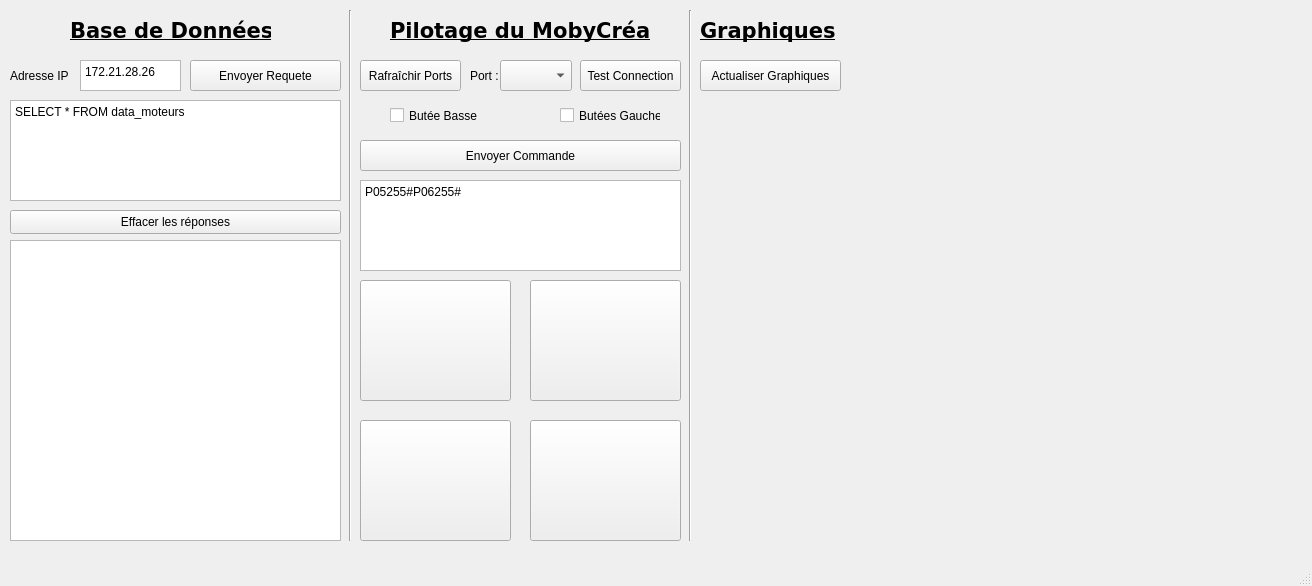
Before: the Qt Designer form MobyCreaApp/mainwindow.ui in kayakdemer63/Projet_MobyCrea, drawn with Qt 5.
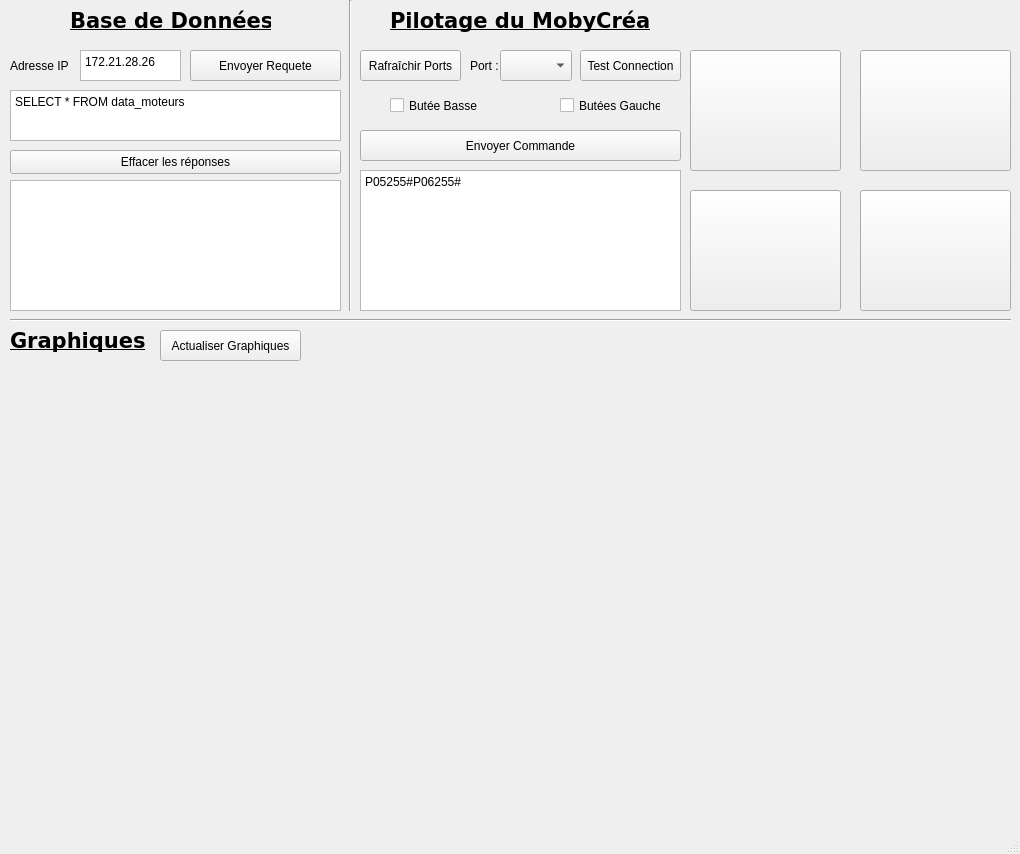
After: the same form once the commit is applied. Icons and pictures are not drawn.

What changed in the file:
```diff
--- a/MobyCreaApp/mainwindow.ui
+++ b/MobyCreaApp/mainwindow.ui
@@ -6,8 +6,8 @@
    <rect>
     <x>0</x>
     <y>0</y>
-    <width>1312</width>
-    <height>586</height>
+    <width>1020</width>
+    <height>854</height>
    </rect>
   </property>
   <property name="windowTitle">
@@ -18,7 +18,7 @@
     <property name="geometry">
      <rect>
       <x>190</x>
-      <y>60</y>
+      <y>50</y>
       <width>151</width>
       <height>31</height>
      </rect>
@@ -31,9 +31,9 @@
     <property name="geometry">
      <rect>
       <x>10</x>
-      <y>100</y>
+      <y>90</y>
       <width>331</width>
-      <height>101</height>
+      <height>51</height>
      </rect>
     </property>
     <property name="plainText">
@@ -44,7 +44,7 @@
     <property name="geometry">
      <rect>
       <x>80</x>
-      <y>60</y>
+      <y>50</y>
       <width>101</width>
       <height>31</height>
      </rect>
@@ -57,7 +57,7 @@
     <property name="geometry">
      <rect>
       <x>10</x>
-      <y>60</y>
+      <y>50</y>
       <width>61</width>
       <height>31</height>
      </rect>
@@ -70,7 +70,7 @@
     <property name="geometry">
      <rect>
       <x>580</x>
-      <y>60</y>
+      <y>50</y>
       <width>101</width>
       <height>31</height>
      </rect>
@@ -83,7 +83,7 @@
     <property name="geometry">
      <rect>
       <x>470</x>
-      <y>60</y>
+      <y>50</y>
       <width>31</width>
       <height>31</height>
      </rect>
@@ -96,9 +96,9 @@
     <property name="geometry">
      <rect>
       <x>360</x>
-      <y>180</y>
+      <y>170</y>
       <width>321</width>
-      <height>91</height>
+      <height>141</height>
      </rect>
     </property>
     <property name="plainText">
@@ -109,7 +109,7 @@
     <property name="geometry">
      <rect>
       <x>360</x>
-      <y>140</y>
+      <y>130</y>
       <width>321</width>
       <height>31</height>
      </rect>
@@ -122,7 +122,7 @@
     <property name="geometry">
      <rect>
       <x>500</x>
-      <y>60</y>
+      <y>50</y>
       <width>72</width>
       <height>31</height>
      </rect>
@@ -132,7 +132,7 @@
     <property name="geometry">
      <rect>
       <x>360</x>
-      <y>60</y>
+      <y>50</y>
       <width>101</width>
       <height>31</height>
      </rect>
@@ -148,7 +148,7 @@
     <property name="geometry">
      <rect>
       <x>390</x>
-      <y>100</y>
+      <y>90</y>
       <width>91</width>
       <height>31</height>
      </rect>
@@ -170,7 +170,7 @@
     <property name="geometry">
      <rect>
       <x>560</x>
-      <y>100</y>
+      <y>90</y>
       <width>101</width>
       <height>31</height>
      </rect>
@@ -189,9 +189,9 @@
     <property name="geometry">
      <rect>
       <x>10</x>
-      <y>240</y>
+      <y>180</y>
       <width>331</width>
-      <height>301</height>
+      <height>131</height>
      </rect>
     </property>
    </widget>
@@ -199,7 +199,7 @@
     <property name="geometry">
      <rect>
       <x>10</x>
-      <y>210</y>
+      <y>150</y>
       <width>331</width>
       <height>24</height>
      </rect>
@@ -212,7 +212,7 @@
     <property name="geometry">
      <rect>
       <x>70</x>
-      <y>10</y>
+      <y>0</y>
       <width>201</width>
       <height>41</height>
      </rect>
@@ -233,9 +233,9 @@
     <property name="geometry">
      <rect>
       <x>340</x>
-      <y>10</y>
+      <y>0</y>
       <width>20</width>
-      <height>531</height>
+      <height>311</height>
      </rect>
     </property>
     <property name="orientation">
@@ -246,7 +246,7 @@
     <property name="geometry">
      <rect>
       <x>390</x>
-      <y>10</y>
+      <y>0</y>
       <width>261</width>
       <height>41</height>
      </rect>
@@ -266,8 +266,8 @@
    <widget class="QPushButton" name="ButtonConf_8">
     <property name="geometry">
      <rect>
-      <x>360</x>
-      <y>280</y>
+      <x>690</x>
+      <y>50</y>
       <width>151</width>
       <height>121</height>
      </rect>
@@ -289,8 +289,8 @@
    <widget class="QPushButton" name="ButtonConf_O">
     <property name="geometry">
      <rect>
-      <x>530</x>
-      <y>280</y>
+      <x>860</x>
+      <y>50</y>
       <width>151</width>
       <height>121</height>
      </rect>
@@ -312,8 +312,8 @@
    <widget class="QPushButton" name="ButtonConf_U">
     <property name="geometry">
      <rect>
-      <x>360</x>
-      <y>420</y>
+      <x>690</x>
+      <y>190</y>
       <width>151</width>
       <height>121</height>
      </rect>
@@ -335,8 +335,8 @@
    <widget class="QPushButton" name="ButtonConf_n">
     <property name="geometry">
      <rect>
-      <x>530</x>
-      <y>420</y>
+      <x>860</x>
+      <y>190</y>
       <width>151</width>
       <height>121</height>
      </rect>
@@ -355,24 +355,11 @@
      </size>
     </property>
    </widget>
-   <widget class="Line" name="line_2">
-    <property name="geometry">
-     <rect>
-      <x>680</x>
-      <y>10</y>
-      <width>20</width>
-      <height>531</height>
-     </rect>
-    </property>
-    <property name="orientation">
-     <enum>Qt::Vertical</enum>
-    </property>
-   </widget>
    <widget class="QLabel" name="Graphlabel">
     <property name="geometry">
      <rect>
-      <x>700</x>
-      <y>10</y>
+      <x>10</x>
+      <y>320</y>
       <width>141</width>
       <height>41</height>
      </rect>
@@ -392,10 +379,10 @@
    <widget class="QWidget" name="gridLayoutWidget">
     <property name="geometry">
      <rect>
-      <x>700</x>
-      <y>100</y>
-      <width>601</width>
-      <height>221</height>
+      <x>10</x>
+      <y>360</y>
+      <width>1001</width>
+      <height>231</height>
      </rect>
     </property>
     <layout class="QGridLayout" name="gridLayout"/>
@@ -403,10 +390,10 @@
    <widget class="QWidget" name="gridLayoutWidget_2">
     <property name="geometry">
      <rect>
-      <x>700</x>
-      <y>320</y>
-      <width>601</width>
-      <height>221</height>
+      <x>10</x>
+      <y>580</y>
+      <width>1001</width>
+      <height>231</height>
      </rect>
     </property>
     <layout class="QGridLayout" name="gridLayout_2"/>
@@ -414,8 +401,8 @@
    <widget class="QPushButton" name="RefreshGraph">
     <property name="geometry">
      <rect>
-      <x>700</x>
-      <y>60</y>
+      <x>160</x>
+      <y>330</y>
       <width>141</width>
       <height>31</height>
      </rect>
@@ -424,6 +411,19 @@
      <string>Actualiser Graphiques</string>
     </property>
    </widget>
+   <widget class="Line" name="line_3">
+    <property name="geometry">
+     <rect>
+      <x>10</x>
+      <y>310</y>
+      <width>1001</width>
+      <height>21</height>
+     </rect>
+    </property>
+    <property name="orientation">
+     <enum>Qt::Horizontal</enum>
+    </property>
+   </widget>
   </widget>
   <widget class="QMenuBar" name="menubar">
    <property name="geometry">
```
Left out of the diff: 56 changed lines with no effect on the pictures.
